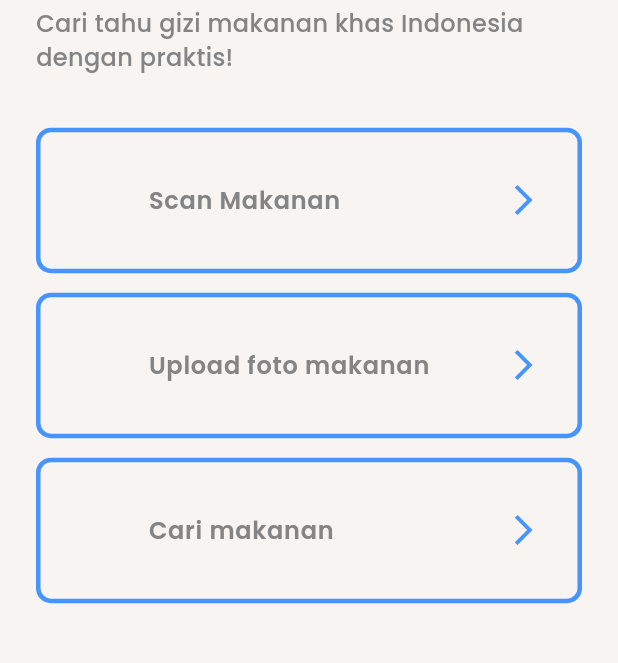
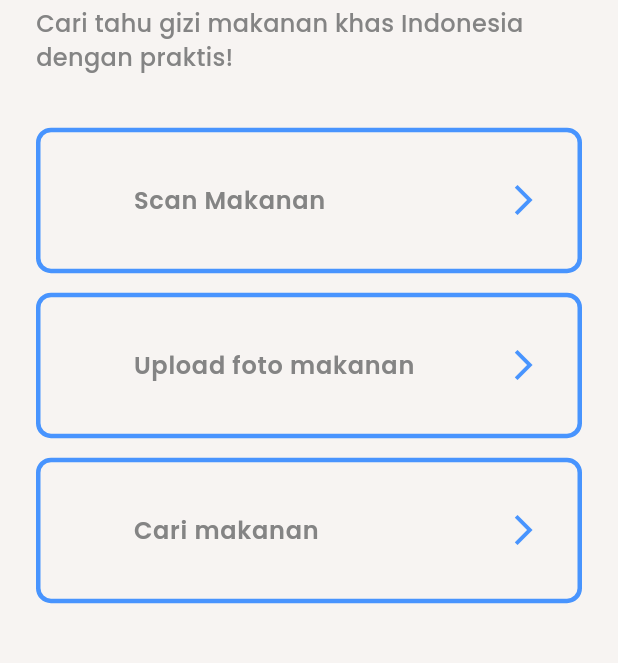
Before and after one commit to nikenlis/calory-track, a Flutter app: the screen it shows after launch, on a phone screen of 412 x 824 dp, the part 301-964 px from its top. Run offline on Flutter 3.47's test engine with Material 3 defaults, Android fonts, the light colour scheme and no system bars; our stand-ins replace another_flushbar, bloc, camera, connectivity_plus, dartz, equatable and 6 more.

Commit message:
nambah mockup

```diff
--- a/lib/features/home_page/home_page.dart
+++ b/lib/features/home_page/home_page.dart
@@ -19,9 +19,9 @@ class HomePage extends StatelessWidget {
             height: MediaQuery.of(context).size.height / 6.5,
           ),
           // Text(
-          //   'Rasa',
-          //   style: GoogleFonts.yesteryear(
-          //       fontSize: 52, fontWeight: semiBold, color: mainColor),
+          //   'Selamat Datang di Rasa',
+          //   style: blackTextStyle.copyWith(
+          //       fontSize: 20, fontWeight: bold,),
           // ),
           Text('Rasa',
               style: TextStyle(
@@ -30,6 +30,7 @@ class HomePage extends StatelessWidget {
                 fontWeight: semiBold,
                 color: mainColor
               )),
+
           SizedBox(
             height: 4,
           ),
@@ -53,7 +54,7 @@ class HomePage extends StatelessWidget {
               child: Center(
                 child: ListTile(
                   leading: SizedBox(
-                    width: 40,
+                    width: 30,
                   ),
                   title: Text(
                     'Scan Makanan',
@@ -70,7 +71,6 @@ class HomePage extends StatelessWidget {
           ),
           GestureDetector(
             onTap: () {
-
               Navigator.pushNamed(context, AppRoute.uploadMakananPage);
             },
             child: Container(
@@ -82,7 +82,7 @@ class HomePage extends StatelessWidget {
               child: Center(
                 child: ListTile(
                   leading: SizedBox(
-                    width: 40,
+                    width: 30,
                   ),
                   title: Text(
                     'Upload foto makanan',
@@ -110,7 +110,7 @@ class HomePage extends StatelessWidget {
               child: Center(
                 child: ListTile(
                   leading: SizedBox(
-                    width: 40,
+                    width: 30,
                   ),
                   title: Text(
                     'Cari makanan',
--- a/lib/features/upload_makanan/data/datasources/upload_makanan_remote_datasource.dart
+++ b/lib/features/upload_makanan/data/datasources/upload_makanan_remote_datasource.dart
@@ -36,7 +36,6 @@ class UploadMakananRemoteDatasourceImpl
       final response = await http.Response.fromStream(streamedResponse);
       final hasil = jsonDecode(response.body);
       final message = hasil['detail'] ?? 'Terjadi kesalahan.';
-      print('Response: ${response.statusCode} - $hasil');
 
       if (response.statusCode == 200) {
         return UploadMakananModel.fromJson(hasil);
--- a/lib/features/upload_makanan/presentation/bloc/upload_makanan_bloc.dart
+++ b/lib/features/upload_makanan/presentation/bloc/upload_makanan_bloc.dart
@@ -20,7 +20,6 @@ class UploadMakananBloc extends Bloc<UploadMakananEvent, UploadMakananState> {
         (data) => emit(UploadMakananSuccess(data)),
       );
     });
-
     on<ResetUploadMakanan>((event, emit) => emit(UploadMakananInitial()));
   }
 }
```
Also changed, not shown: assets/mockup.png (added).
